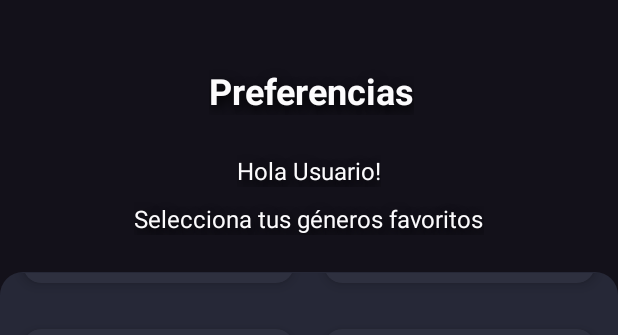
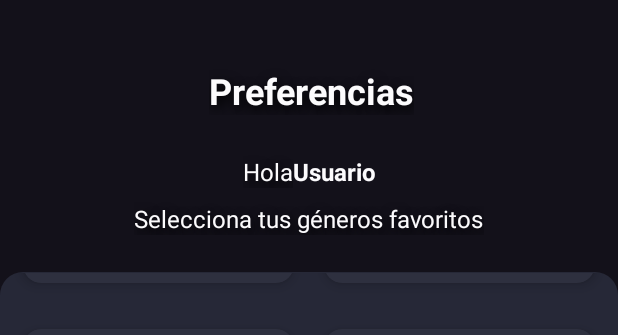
Before and after one commit to JanoLiberona/AppCine, an Android app: the layout activity_preferences.xml on its own in the app's theme, with its tools: preview values and no code run, scrolled down 328 dp, on a phone screen of 412 x 824 dp. Shown: the top 335 px of the screen. Run offline under Robolectric (Android 15) with nearby library versions, the phone set to English and light mode, and no system bars; Roboto replaces fonts that are not available here.

Commit message:
Se agrega intent con nombre de usuario hacia preferences activity

```diff
--- a/app/src/main/java/com/example/appcine/Fragments/LoginTabFragment.java
+++ b/app/src/main/java/com/example/appcine/Fragments/LoginTabFragment.java
@@ -80,11 +80,8 @@ public class LoginTabFragment extends Fragment {
                 String pass = tilPass.getText().toString();
                 if (validarDatos() == 0) {
                     AppDatabase database = AppDatabase.getInstance(getActivity());
-                    System.out.println("Database: "+ database.usersDAO().getAll().size() );
                     if (database.usersDAO().login(pass, mail).size() == 1) {
-                        System.out.println("por aquí");
                         Long idUser = database.usersDAO().login(pass, mail).get(0).getId();
-                        System.out.println("idUser"+idUser.toString());
                         sharedEditor.putString("idUser", idUser.toString());
                         sharedEditor.putString("mailUser", mail);
                         sharedEditor.putString("passUser", pass);
--- a/app/src/main/java/com/example/appcine/Fragments/RegisterTabFragment.java
+++ b/app/src/main/java/com/example/appcine/Fragments/RegisterTabFragment.java
@@ -80,6 +80,7 @@ public class RegisterTabFragment extends Fragment {
             @Override
             public void onClick(View view) {
                 Validate validate = new Validate();
+                String user = til_user.getText().toString();
                 String mail = til_correo.getText().toString();
                 String pass = til_contrasena.getText().toString();
                 String repass = til_RContrasena.getText().toString();
@@ -94,6 +95,7 @@ public class RegisterTabFragment extends Fragment {
                     }
                     if (chkAccept.isChecked()) {
                         Intent intent = new Intent(view.getContext(), PreferencesActivity.class);
+                        intent.putExtra("user", user);
                         startActivity(intent);
                     }
                 }
--- a/app/src/main/res/layout/activity_preferences.xml
+++ b/app/src/main/res/layout/activity_preferences.xml
@@ -42,9 +42,25 @@
         android:textSize="16sp"
         app:layout_constraintBottom_toTopOf="@+id/constraintLayout"
         app:layout_constraintEnd_toEndOf="parent"
+        app:layout_constraintHorizontal_bias="0.427"
         app:layout_constraintStart_toStartOf="parent"
         app:layout_constraintTop_toBottomOf="@+id/txtPreferencias"
-        app:layout_constraintVertical_bias="0.242" />
+        app:layout_constraintVertical_bias="0.25" />
+
+    <TextView
+        android:id="@+id/tvUserName"
+        android:layout_width="wrap_content"
+        android:layout_height="wrap_content"
+        android:text="Usuario"
+        android:textColor="#fcfbfd"
+        android:textSize="16sp"
+        android:textStyle="bold"
+        app:layout_constraintBottom_toBottomOf="@+id/txtSaludo"
+        app:layout_constraintEnd_toEndOf="parent"
+        app:layout_constraintHorizontal_bias="0.0"
+        app:layout_constraintStart_toEndOf="@+id/txtSaludo"
+        app:layout_constraintTop_toTopOf="@+id/txtSaludo"
+        app:layout_constraintVertical_bias="0.0" />
 
     <TextView
         android:id="@+id/txtGenero"
@@ -169,9 +185,9 @@
                                 android:layout_alignParentEnd="true"
                                 android:layout_marginTop="85dp"
                                 android:layout_marginEnd="10dp"
-                                android:textColor="#717383"
                                 android:paddingLeft="-5sp"
                                 android:text="@string/chkComedy"
+                                android:textColor="#717383"
                                 android:textSize="15sp" />
 
                         </RelativeLayout>
--- a/app/src/main/res/values/strings.xml
+++ b/app/src/main/res/values/strings.xml
@@ -30,7 +30,7 @@
 
     <!-- TEXTOS DE PREFERENCIAS -->
     <string name="pref_title">Preferencias</string>
-    <string name="pref_saludoUsuario">Hola Usuario!</string>
+    <string name="pref_saludoUsuario">Hola </string>
     <string name="pref_seleccioneGeneros">Selecciona tus géneros favoritos</string>
     <string name="pref_btnRegistrar">Finalizar</string>
     <string name="pref_skip">Omitir paso</string>
```
Also changed, not shown: app/src/main/java/com/example/appcine/Views/PreferencesActivity.java (+10 -4 lines).
